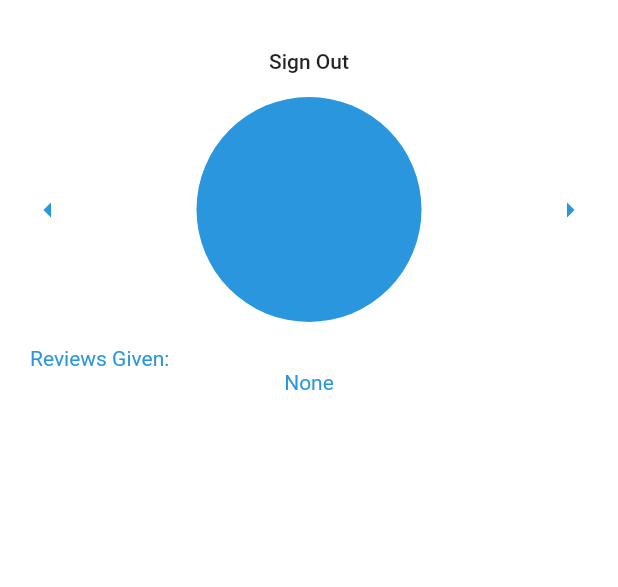
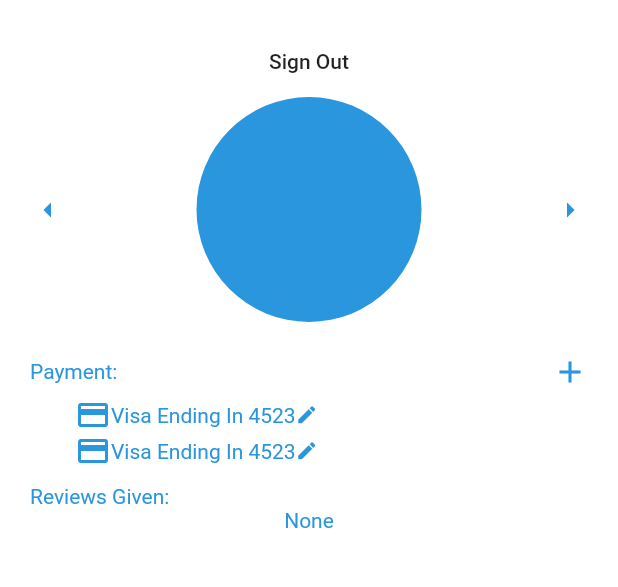
Before and after one commit to NumberC/OurApp, a Flutter app: the AppHeader widget shown alone on an empty page, opened directly, after a tap on the "person" icon, on a phone screen of 412 x 824 dp, the part 59-646 px from its top. Run offline on Flutter 3.47's test engine with Material 2 defaults, Android fonts, the phone set to English and light mode, and no system bars; our stand-ins replace cloud_firestore, firebase_auth, firebase_storage, flutter_dotenv, flutter_rating_bar, geolocator and 4 more; missing offline and left inert: dart:ffi, flutter_google_places, flutter_polyline_points, geocoder, google_maps_webservice, stripe_payment; accounts and stored records are empty; network calls fail.

Commit message:
Minor Changes

```diff
--- a/lib/Core/Login.dart
+++ /dev/null
@@ -1 +0,0 @@
-class Login {}
--- a/lib/FrontEnd/Pages/UserProfile.dart
+++ b/lib/FrontEnd/Pages/UserProfile.dart
@@ -166,6 +166,68 @@ class UserProfileState extends State<UserProfile> {
     );
   }
 
+  Widget creditCardView(type, last4Digits) {
+    Color primary = Theme.of(context).primaryColor;
+    double iconSize = 15;
+
+    return Row(
+      children: [
+        Icon(
+          Icons.credit_card,
+          color: primary,
+        ),
+        Text("$type Ending In $last4Digits"),
+        Icon(
+          Icons.edit,
+          size: iconSize,
+          color: primary,
+        ),
+      ],
+    );
+  }
+
+  Widget getPayment() {
+    Text title = Text("Payment:");
+    double leftIndent = 30;
+    double verticalPadding = 5;
+    Color primary = Theme.of(context).primaryColor;
+
+    return Padding(
+      padding: EdgeInsets.fromLTRB(0, verticalPadding, 0, verticalPadding),
+      child: Column(
+        children: [
+          Row(
+            mainAxisAlignment: MainAxisAlignment.spaceBetween,
+            children: [
+              title,
+              GestureDetector(
+                onTap: () {
+                  print("It worked");
+                },
+                child: Icon(
+                  Icons.add,
+                  color: primary,
+                ),
+              ),
+            ],
+          ),
+          Padding(
+            padding: EdgeInsets.fromLTRB(
+                leftIndent, verticalPadding, 0, verticalPadding),
+            child: ListView.builder(
+              scrollDirection: Axis.vertical,
+              shrinkWrap: true,
+              itemCount: 2,
+              itemBuilder: (context, i) {
+                return creditCardView("Visa", "4523");
+              },
+            ),
+          ),
+        ],
+      ),
+    );
+  }
+
   @override
   Widget build(BuildContext context) {
     Color primaryColor = Theme.of(context).primaryColor;
@@ -220,9 +282,10 @@ class UserProfileState extends State<UserProfile> {
               mainAxisAlignment: MainAxisAlignment.spaceBetween,
               children: <Widget>[
                 Text(name),
-                if (price != null) Text("\$$price"),
+                if (price != null) Text("\$${price.toStringAsFixed(2)}"),
               ],
             ),
+            if (isSelf) getPayment(),
             if (isSelf)
               Align(
                 alignment: Alignment.centerLeft,
--- a/lib/FrontEnd/Widgets/AppHeader.dart
+++ b/lib/FrontEnd/Widgets/AppHeader.dart
@@ -6,6 +6,7 @@ import 'package:our_app/FrontEnd/Pages/HomePage.dart';
 import 'package:our_app/FrontEnd/Pages/UserProfile.dart';
 import 'package:our_app/FrontEnd/Widgets/LoginPopup.dart';
 import 'package:our_app/Routes.dart';
+import 'package:our_app/UserProfileArgs.dart';
 import 'package:our_app/main.dart';
 
 class AppHeader extends StatelessWidget {
@@ -19,7 +20,7 @@ class AppHeader extends StatelessWidget {
       Navigator.pushNamed(
         context,
         Routes.profileRoute,
-        arguments: user.uid,
+        arguments: UserProfileArgs(user.uid),
       );
     } else {
       showDialog(
--- a/lib/FrontEnd/Widgets/MapWidget.dart
+++ b/lib/FrontEnd/Widgets/MapWidget.dart
@@ -1,10 +1,10 @@
 import 'package:flutter/cupertino.dart';
 import 'package:flutter/material.dart';
+import 'package:flutter_dotenv/flutter_dotenv.dart';
 import 'package:flutter_polyline_points/flutter_polyline_points.dart';
 import 'package:geocoder/geocoder.dart';
 import 'package:google_maps_flutter/google_maps_flutter.dart';
 import 'package:location/location.dart';
-import 'package:our_app/Core/FirebasDB.dart';
 
 class MapWidget extends StatefulWidget {
   @override
@@ -17,7 +17,7 @@ class MapState extends State<MapWidget> {
   LocationData destinationLocation;
 
   GoogleMapController mapController;
-  String googleAPI = "AIzaSyADIuHSXXBc0aASdEMPhoStyU5BaBaaKvk";
+  String googleAPI = DotEnv().env["googleAPI"];
   List<LatLng> polylineCoordinates = [];
   Set<Polyline> polylines = {};
   PolylinePoints polylinePoints = PolylinePoints();
--- a/lib/Routes.dart
+++ b/lib/Routes.dart
@@ -1,4 +1,5 @@
 import 'package:flutter/material.dart';
+import 'package:our_app/UserProfileArgs.dart';
 
 import 'FrontEnd/Pages/HomePage.dart';
 import 'FrontEnd/Pages/TestSearch.dart';
@@ -15,7 +16,10 @@ class Routes {
       case homeRoute:
         return MaterialPageRoute(builder: (context) => HomePage());
       case profileRoute:
-        return MaterialPageRoute(builder: (context) => UserProfile(args));
+        return MaterialPageRoute(builder: (context) {
+          UserProfileArgs userArgs = args;
+          return UserProfile(userArgs.uid, price: userArgs.price);
+        });
       case testRoute:
         return MaterialPageRoute(builder: (context) => TestSearch());
       default:
--- /dev/null
+++ b/lib/UserProfileArgs.dart
@@ -0,0 +1,5 @@
+class UserProfileArgs {
+  UserProfileArgs(this.uid, {this.price});
+  final String uid;
+  final double price;
+}
--- a/lib/main.dart
+++ b/lib/main.dart
@@ -1,7 +1,9 @@
 import 'package:flutter/material.dart';
+import 'package:flutter_dotenv/flutter_dotenv.dart';
 import 'package:our_app/Routes.dart';
 
-void main() {
+Future main() async {
+  await DotEnv().load('.env');
   runApp(MyApp());
 }
 
--- a/pubspec.yaml
+++ b/pubspec.yaml
@@ -36,8 +36,10 @@ dependencies:
   location: ^3.0.0
   flutter_polyline_points: ^0.2.2
 
+  flutter_dotenv: ^2.1.0
   flutter_rating_bar: ^3.0.1+1
   transparent_image: ^1.0.0
+  stripe_payment: ^1.0.7
 
   #Firebase
   firebase_core: ^0.4.0+9
@@ -55,6 +57,8 @@ dev_dependencies:
 
 # The following section is specific to Flutter.
 flutter:
+  assets:
+    - .env
 
   # The following line ensures that the Material Icons font is
   # included with your application, so that you can use the icons in
```
Also changed, not shown: lib/Core/Business.dart (+32 -3 lines), lib/Core/LocationLogic.dart (+17 -2 lines), lib/Core/firebasDB.dart (+15 -0 lines), lib/FrontEnd/Pages/HomePage.dart (+26 -5 lines), lib/FrontEnd/Widgets/ProfileBar.dart (+4 -3 lines), pubspec.lock, 1 other file.
